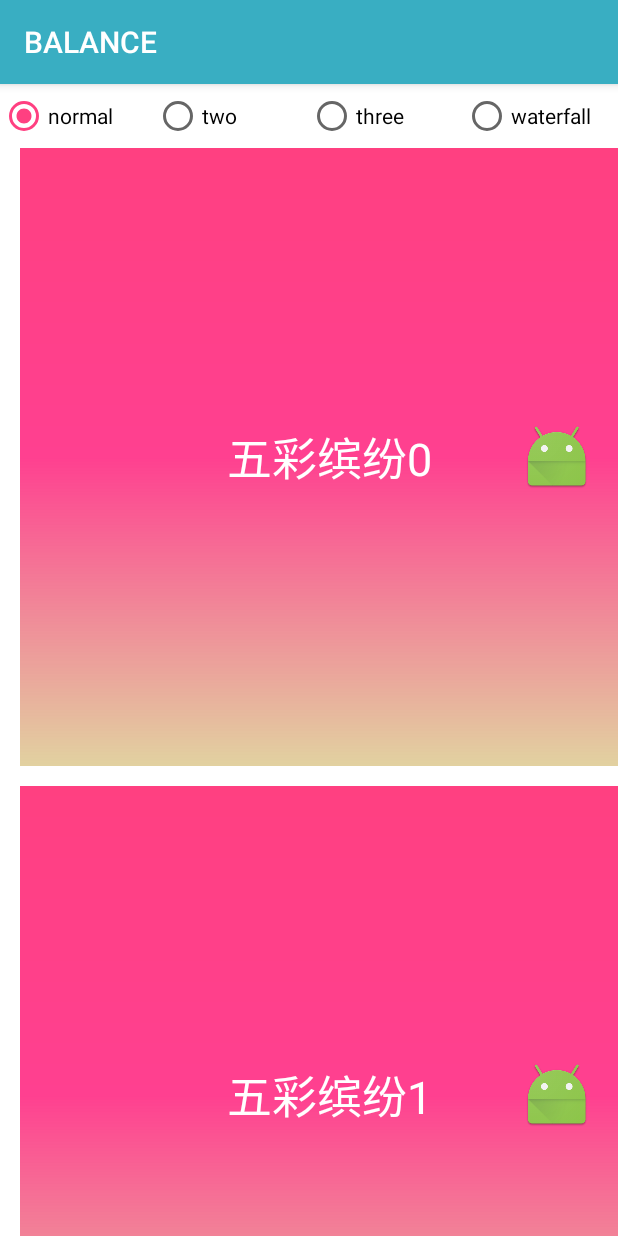
After one commit to ShellRay/LittleHabit, an Android app: the LayoutMangerActivity screen opened directly, with no data from a screen before it, on a phone screen of 412 x 824 dp. The commit adds this screen. Run offline under Robolectric (Android 15) with nearby library versions, the phone set to English and light mode, and no system bars; pictures from the network do not load.

Commit message:
five commit

```diff
--- /dev/null
+++ b/frescogif/app/src/main/java/com/example/frescogif/activity/LayoutMangerActivity.java
@@ -0,0 +1,160 @@
+package com.example.frescogif.activity;
+
+import android.graphics.Rect;
+import android.os.Bundle;
+import android.os.Handler;
+import android.support.v7.app.AppCompatActivity;
+import android.support.v7.widget.GridLayoutManager;
+import android.support.v7.widget.LinearLayoutManager;
+import android.support.v7.widget.RecyclerView;
+import android.view.View;
+import android.widget.RadioGroup;
+
+import com.example.frescogif.R;
+import com.example.frescogif.adapter.SignAdapter;
+
+import java.util.ArrayList;
+import java.util.List;
+
+/**
+ * Created by GG on 2017/6/9.
+ */
+public class LayoutMangerActivity extends AppCompatActivity{
+
+    private RadioGroup rg_btn;
+    private RecyclerView rv_recycle;
+    private int type;
+    private SignAdapter adapter;
+    private GridLayoutManager layoutManager;
+    private int allHeight;
+    private int hotHeight;
+    private int scrwidth;
+    private int unitSize;
+    private List list;
+
+    @Override
+    protected void onCreate(Bundle savedInstanceState) {
+        super.onCreate(savedInstanceState);
+        setContentView(R.layout.activity_layout_manager);
+        rg_btn = (RadioGroup) findViewById(R.id.rg_btn);
+        rv_recycle = (RecyclerView) findViewById(R.id.rv_recycle);
+
+        list = new ArrayList();
+        for(int x =0;x < 10;x++){
+            list.add("五彩缤纷" + x);
+        }
+
+        float density = getResources().getDisplayMetrics().density;
+        scrwidth = getResources().getDisplayMetrics().widthPixels;
+        unitSize = (int) (density * 5 + 0.5f);
+
+        hotHeight = (scrwidth - 3 * unitSize) / 2 + unitSize;
+        allHeight = (scrwidth - 4 * unitSize) / 3 + unitSize;
+
+        layoutManager = new GridLayoutManager(this, spanCount);
+
+        initData();
+        initView();
+
+    }
+
+    private void initData() {
+        rg_btn.check(R.id.rn_normal);
+        rg_btn.setOnCheckedChangeListener(new RadioGroup.OnCheckedChangeListener() {
+            @Override
+            public void onCheckedChanged(RadioGroup group, int checkedId) {
+                switch (checkedId){
+                    case R.id.rn_normal:
+                        type = 0;
+                        break;
+                    case R.id.rn_two:
+                        type = 1;
+                        break;
+                    case R.id.rn_three:
+                        type = 2;
+                        break;
+                    case R.id.rn_waterfall:
+                        type = 3;
+                        break;
+                }
+            }
+        });
+    }
+    int spanCount = 6;
+    private void initView() {
+
+        layoutManager.setSpanSizeLookup(new GridLayoutManager.SpanSizeLookup() {
+            @Override
+            public int getSpanSize(int position) {
+
+                int showSpanCount = spanCount;
+                switch (type){
+                    case 0:
+                        showSpanCount = spanCount;
+                        if(adapter != null) {
+                            adapter.setAllHeight(scrwidth);
+                            specialUpdate();
+                        }
+                        break;
+                    case 1:
+                        showSpanCount = spanCount/2;
+                        if(adapter != null) {
+                            adapter.setAllHeight(hotHeight);
+                            specialUpdate();
+                        }
+                        break;
+                    case 2:
+                        showSpanCount = spanCount/3;
+                        if(adapter != null) {
+                            adapter.setAllHeight(allHeight);
+                            specialUpdate();
+                        }
+                        break;
+                    case 3:
+                        showSpanCount = spanCount/4;
+                        if(adapter != null) {
+                            /*rv_recycle.addItemDecoration(new RecyclerView.ItemDecoration() {
+                                @Override
+                                public void getItemOffsets(Rect outRect, View view, RecyclerView parent, RecyclerView.State state) {
+                                    outRect.set(10, 0, 10, 20);
+                                }
+                            });*/
+                            adapter.setAllHeight(120);
+                            specialUpdate();
+                        }
+                        break;
+
+                }
+                return showSpanCount;
+            }
+        });
+
+        rv_recycle.setLayoutManager(layoutManager);
+
+        rv_recycle.addItemDecoration(new RecyclerView.ItemDecoration() {
+            @Override
+            public void getItemOffsets(Rect outRect, View view, RecyclerView parent, RecyclerView.State state) {
+                outRect.set(20, 0, 20, 20);
+            }
+        });
+
+        adapter = new SignAdapter(this,list);
+        adapter.setAllHeight(scrwidth);
+        rv_recycle.setAdapter(adapter);
+
+    }
+
+    private void specialUpdate() {
+        Handler handler = new Handler();
+        final Runnable r = new Runnable() {
+            public void run() {
+//                adapter.notifyItemChanged(adapter.getItemCount() - 1);
+                adapter.notifyDataSetChanged();
+            }
+        };
+        handler.post(r);
+    }
+
+
+
+}
--- a/frescogif/app/src/main/java/com/example/frescogif/activity/RecycleViewActivity.java
+++ b/frescogif/app/src/main/java/com/example/frescogif/activity/RecycleViewActivity.java
@@ -1,14 +1,11 @@
 package com.example.frescogif.activity;
 
 import android.graphics.Rect;
-import android.graphics.drawable.GradientDrawable;
 import android.os.Bundle;
 import android.os.Handler;
 import android.support.annotation.Nullable;
 import android.support.v4.widget.SwipeRefreshLayout;
 import android.support.v7.app.AppCompatActivity;
-import android.support.v7.widget.LinearLayoutManager;
-import android.view.View;
 import android.support.v7.widget.RecyclerView;
 
 import com.example.frescogif.R;
--- a/frescogif/app/src/main/java/com/example/frescogif/adapter/SignAdapter.java
+++ b/frescogif/app/src/main/java/com/example/frescogif/adapter/SignAdapter.java
@@ -2,6 +2,7 @@
 
 import android.content.Context;
 import android.support.v7.widget.RecyclerView;
+import android.support.v7.widget.StaggeredGridLayoutManager;
 import android.view.LayoutInflater;
 import android.view.View;
 import android.view.ViewGroup;
@@ -10,6 +11,7 @@
 
 import com.bumptech.glide.Glide;
 import com.example.frescogif.R;
+import com.example.frescogif.activity.LayoutMangerActivity;
 
 import java.util.List;
 
@@ -17,12 +19,17 @@
  * Created by GG on 2017/5/26.
  */
 public class SignAdapter extends RecyclerView.Adapter <RecyclerView.ViewHolder>{
+    private  int allHeight;
     private  List mData;
     private  Context context;
 
     public SignAdapter(Context p0, List list) {
         this.context = p0;
         this.mData = list;
+    }
+
+    public void setAllHeight(int allHeight1){
+        allHeight = allHeight1;
     }
 
     private class StyleViewHolder extends RecyclerView.ViewHolder{
@@ -41,10 +48,10 @@
             String text = (String) mData.get(postion);
             tv_item.setText(text);
             String url = "https://res.guagua.cn/pic//6897_9.gif";
-            Glide.with(context)
+            /*Glide.with(context)
                     .load(url.toString())
                     .asGif()
-                    .into(iv_gif);
+                    .into(iv_gif);*/
         }
     }
 
@@ -56,6 +63,12 @@
 
     @Override
     public void onBindViewHolder(RecyclerView.ViewHolder holder, int position) {
+
+        if(allHeight != 0){
+            ViewGroup.LayoutParams params = holder.itemView.getLayoutParams();
+            params.height = allHeight;
+            params.width = allHeight;
+        }
         ((StyleViewHolder)holder).bindData(position);
     }
 
--- /dev/null
+++ b/frescogif/app/src/main/res/layout/activity_layout_manager.xml
@@ -0,0 +1,47 @@
+<?xml version="1.0" encoding="utf-8"?>
+<LinearLayout xmlns:android="http://schemas.android.com/apk/res/android"
+    android:orientation="vertical" android:layout_width="match_parent"
+    android:layout_height="match_parent"
+    android:background="#fff">
+
+    <RadioGroup
+        android:id="@+id/rg_btn"
+        android:layout_width="match_parent"
+        android:layout_height="wrap_content"
+        android:orientation="horizontal"
+        android:layout_marginTop="5dp"
+        android:gravity="center_horizontal">
+        <RadioButton
+            android:id="@+id/rn_normal"
+            android:layout_width="0dp"
+            android:layout_weight="1"
+            android:layout_height="wrap_content"
+            android:text="normal"/>
+        <RadioButton
+            android:id="@+id/rn_two"
+            android:layout_width="0dp"
+            android:layout_weight="1"
+            android:layout_height="wrap_content"
+            android:text="two"/>
+        <RadioButton
+            android:id="@+id/rn_three"
+            android:layout_width="0dp"
+            android:layout_weight="1"
+            android:layout_height="wrap_content"
+            android:text="three"/>
+        <RadioButton
+            android:id="@+id/rn_waterfall"
+            android:layout_width="0dp"
+            android:layout_weight="1"
+            android:layout_height="wrap_content"
+            android:text="waterfall"/>
+    </RadioGroup>
+
+    <android.support.v7.widget.RecyclerView
+        android:id="@+id/rv_recycle"
+        android:layout_width="match_parent"
+        android:layout_height="match_parent"
+        android:layout_marginTop="5dp"/>
+
+
+</LinearLayout>
```
Also changed, not shown: frescogif/app/src/main/AndroidManifest.xml (+7 -0 lines), frescogif/app/src/main/java/com/example/frescogif/MainActivity.java (+14 -1 lines), frescogif/app/src/main/java/com/example/frescogif/activity/DesignActivity.java (added, +19 -0 lines), frescogif/app/src/main/java/com/example/frescogif/activity/SplashActivity.java (+13 -1 lines), frescogif/app/src/main/res/layout/activity_design.xml (added, +41 -0 lines), frescogif/app/src/main/res/layout/activity_main.xml (+11 -0 lines), frescogif/app/src/main/res/layout/activity_splash.xml (+15 -3 lines).
